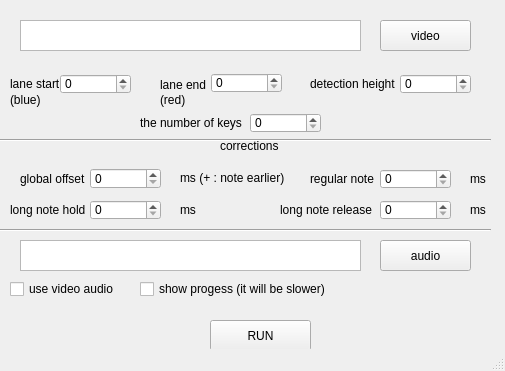
First picture: the form in mainwindow.ui, repository iamnotcoding/VSRGToOsuMaina, before the edit.
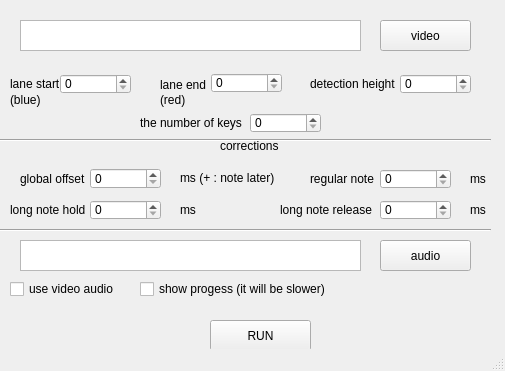
Second picture: the form after the edit.

Commit message: a label typo

Diff of the .ui file:
```diff
--- a/mainwindow.ui
+++ b/mainwindow.ui
@@ -189,7 +189,7 @@
      </rect>
     </property>
     <property name="text">
-     <string>ms (+ : note earlier)</string>
+     <string>ms (+ : note later)</string>
     </property>
    </widget>
    <widget class="QSpinBox" name="global_offset_spinBox">
```
